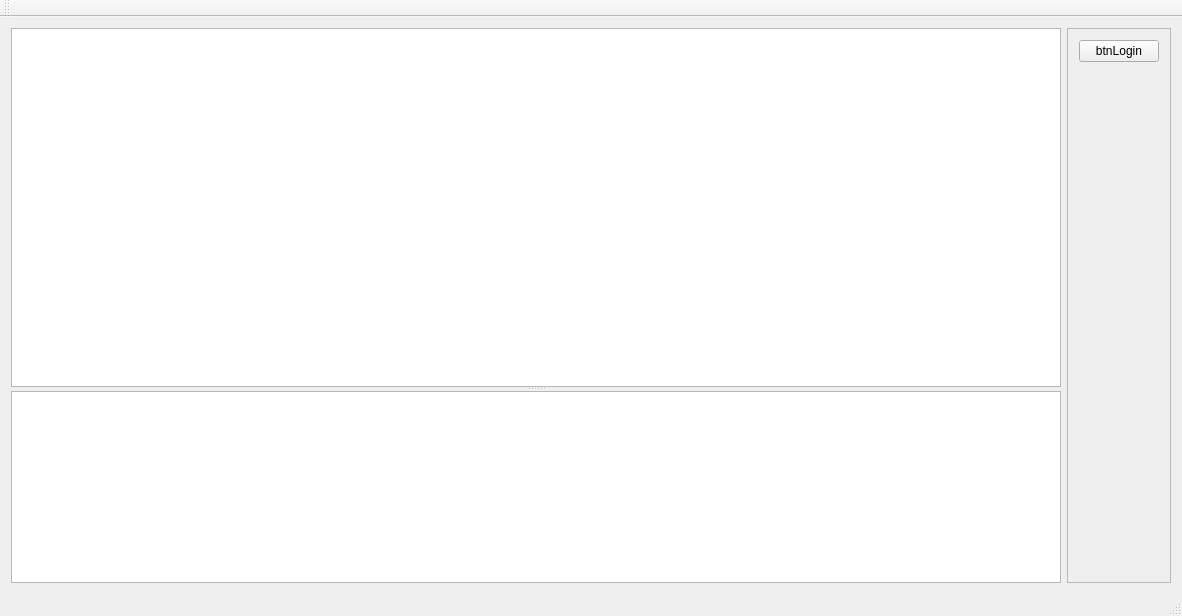
Above: Source/Vergleichsprogramm/MainForm.ui from adeccscholar/Vergleich_Tiers before the change. Below: the same form after it.
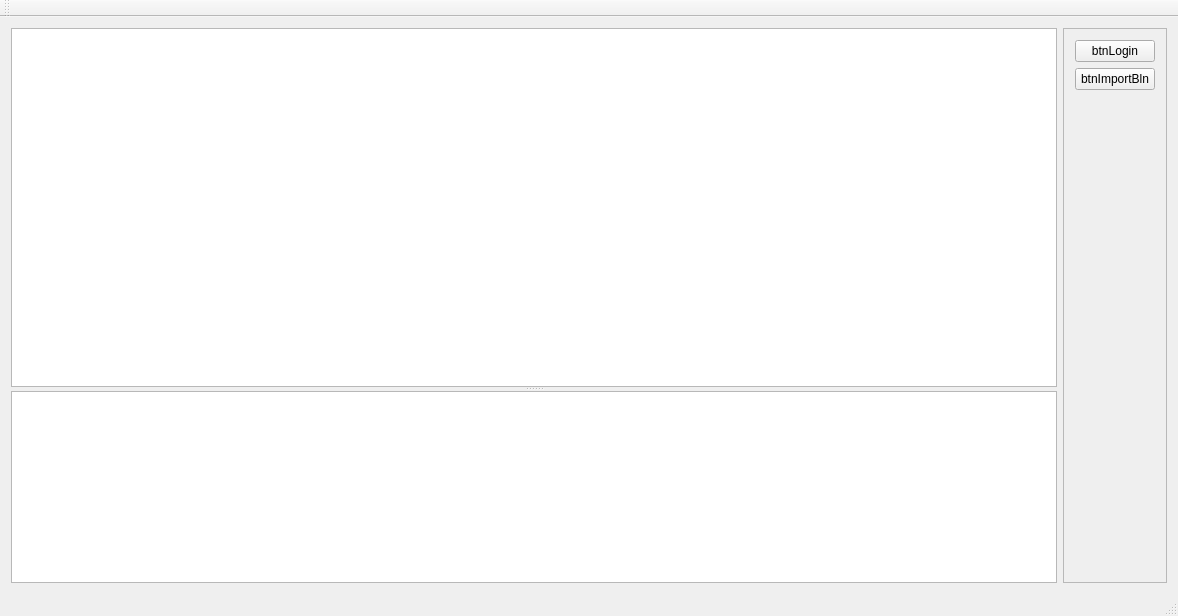
That is the form after the change.

```diff
--- a/Source/Vergleichsprogramm/MainForm.ui
+++ b/Source/Vergleichsprogramm/MainForm.ui
@@ -6,7 +6,7 @@
    <rect>
     <x>0</x>
     <y>0</y>
-    <width>1182</width>
+    <width>1178</width>
     <height>616</height>
    </rect>
   </property>
@@ -65,6 +65,13 @@
          </property>
         </widget>
        </item>
+       <item>
+        <widget class="QPushButton" name="btnImportBln">
+         <property name="text">
+          <string>btnImportBln</string>
+         </property>
+        </widget>
+       </item>
        <item>
         <spacer name="verticalSpacer">
          <property name="orientation">
```
Left out of the diff: 2 changed lines with no effect on the pictures.
